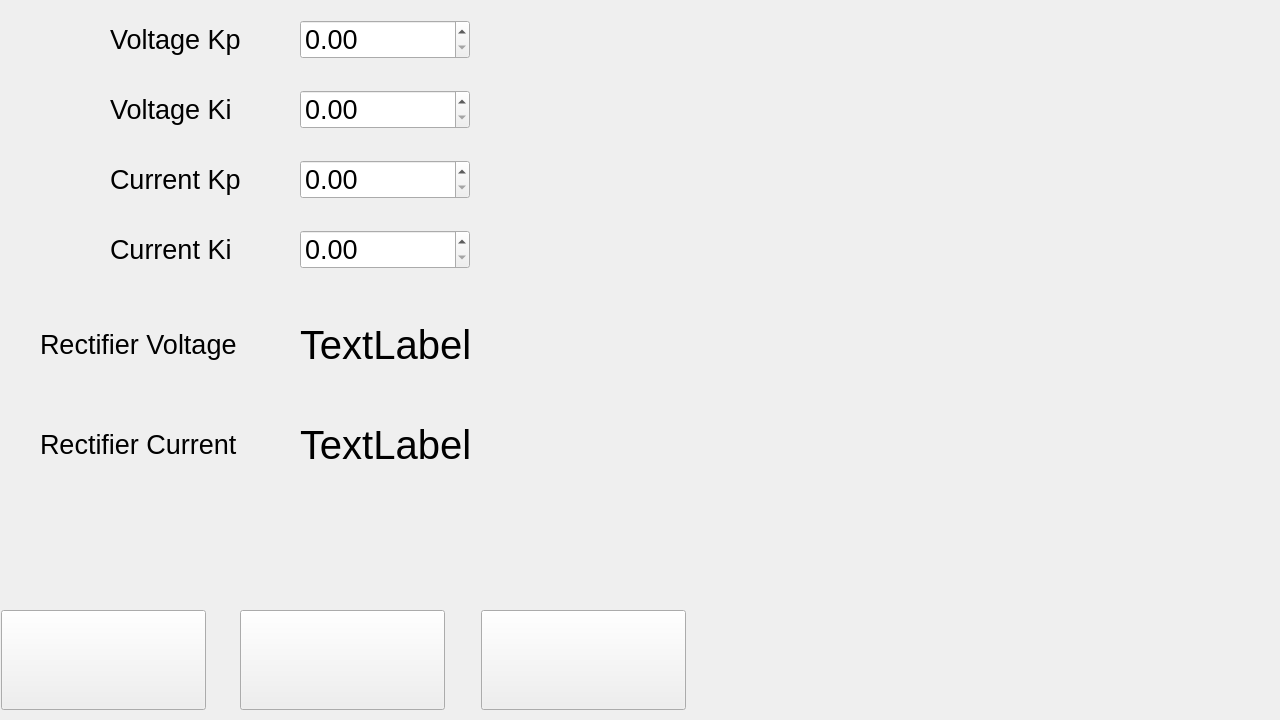
Qt form mainwindow.ui (solarpieter/SP515_Display_2) before a commit.
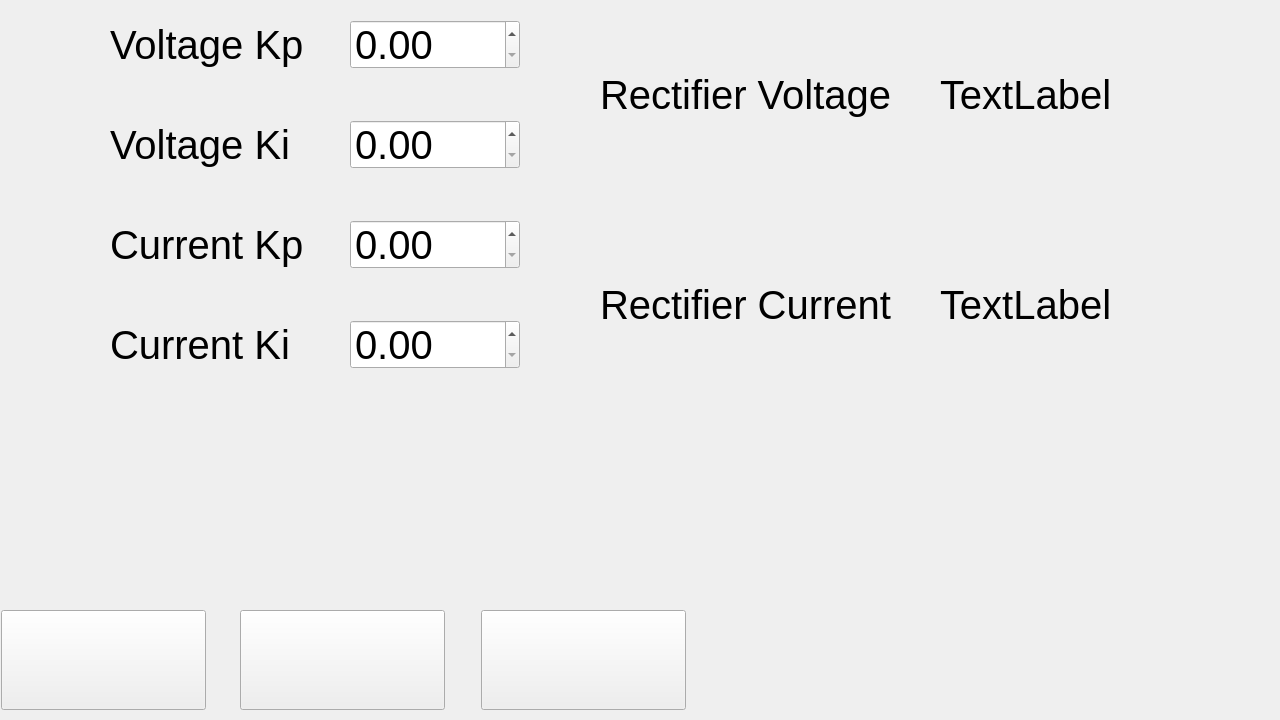
The same form after that commit. Icons and pictures are not drawn. Custom widgets are drawn as their Qt base class.

Commit message: PID values added to pid page

Diff of the .ui file:
```diff
--- a/mainwindow.ui
+++ b/mainwindow.ui
@@ -3263,13 +3263,13 @@
        <rect>
         <x>110</x>
         <y>20</y>
-        <width>150</width>
-        <height>39</height>
+        <width>221</width>
+        <height>49</height>
        </rect>
       </property>
       <property name="font">
        <font>
-        <pointsize>20</pointsize>
+        <pointsize>30</pointsize>
        </font>
       </property>
       <property name="text">
@@ -3280,14 +3280,14 @@
       <property name="geometry">
        <rect>
         <x>110</x>
-        <y>90</y>
-        <width>150</width>
-        <height>39</height>
+        <y>120</y>
+        <width>221</width>
+        <height>49</height>
        </rect>
       </property>
       <property name="font">
        <font>
-        <pointsize>20</pointsize>
+        <pointsize>30</pointsize>
        </font>
       </property>
       <property name="text">
@@ -3298,14 +3298,14 @@
       <property name="geometry">
        <rect>
         <x>110</x>
-        <y>160</y>
-        <width>150</width>
-        <height>39</height>
+        <y>220</y>
+        <width>221</width>
+        <height>49</height>
        </rect>
       </property>
       <property name="font">
        <font>
-        <pointsize>20</pointsize>
+        <pointsize>30</pointsize>
        </font>
       </property>
       <property name="text">
@@ -3316,14 +3316,14 @@
       <property name="geometry">
        <rect>
         <x>110</x>
-        <y>230</y>
-        <width>150</width>
-        <height>39</height>
+        <y>320</y>
+        <width>221</width>
+        <height>49</height>
        </rect>
       </property>
       <property name="font">
        <font>
-        <pointsize>20</pointsize>
+        <pointsize>30</pointsize>
        </font>
       </property>
       <property name="text">
@@ -3333,75 +3333,75 @@
      <widget class="QDoubleSpinBox" name="doubleSpinBox_voltagekp">
       <property name="geometry">
        <rect>
-        <x>300</x>
+        <x>350</x>
         <y>20</y>
         <width>170</width>
-        <height>39</height>
+        <height>49</height>
        </rect>
       </property>
       <property name="font">
        <font>
-        <pointsize>20</pointsize>
+        <pointsize>30</pointsize>
        </font>
       </property>
      </widget>
      <widget class="QDoubleSpinBox" name="doubleSpinBox_voltageki">
       <property name="geometry">
        <rect>
-        <x>300</x>
-        <y>90</y>
+        <x>350</x>
+        <y>120</y>
         <width>170</width>
-        <height>39</height>
+        <height>49</height>
        </rect>
       </property>
       <property name="font">
        <font>
-        <pointsize>20</pointsize>
+        <pointsize>30</pointsize>
        </font>
       </property>
      </widget>
      <widget class="QDoubleSpinBox" name="doubleSpinBox_currentkp">
       <property name="geometry">
        <rect>
-        <x>300</x>
-        <y>160</y>
+        <x>350</x>
+        <y>220</y>
         <width>170</width>
-        <height>39</height>
+        <height>49</height>
        </rect>
       </property>
       <property name="font">
        <font>
-        <pointsize>20</pointsize>
+        <pointsize>30</pointsize>
        </font>
       </property>
      </widget>
      <widget class="QDoubleSpinBox" name="doubleSpinBox">
       <property name="geometry">
        <rect>
-        <x>300</x>
-        <y>230</y>
+        <x>350</x>
+        <y>320</y>
         <width>170</width>
-        <height>39</height>
+        <height>49</height>
        </rect>
       </property>
       <property name="font">
        <font>
-        <pointsize>20</pointsize>
+        <pointsize>30</pointsize>
        </font>
       </property>
      </widget>
      <widget class="QLabel" name="label_rectifier_voltage4">
       <property name="geometry">
        <rect>
-        <x>40</x>
-        <y>320</y>
-        <width>210</width>
+        <x>600</x>
+        <y>70</y>
+        <width>301</width>
         <height>49</height>
        </rect>
       </property>
       <property name="font">
        <font>
-        <pointsize>20</pointsize>
+        <pointsize>30</pointsize>
        </font>
       </property>
       <property name="text">
@@ -3411,8 +3411,8 @@
      <widget class="QLabel" name="label_rectifier_voltage5">
       <property name="geometry">
        <rect>
-        <x>300</x>
-        <y>320</y>
+        <x>940</x>
+        <y>70</y>
         <width>250</width>
         <height>49</height>
        </rect>
@@ -3429,15 +3429,15 @@
      <widget class="QLabel" name="label_rectifier_current6">
       <property name="geometry">
        <rect>
-        <x>40</x>
-        <y>420</y>
-        <width>210</width>
+        <x>600</x>
+        <y>280</y>
+        <width>301</width>
         <height>49</height>
        </rect>
       </property>
       <property name="font">
        <font>
-        <pointsize>20</pointsize>
+        <pointsize>30</pointsize>
        </font>
       </property>
       <property name="text">
@@ -3447,8 +3447,8 @@
      <widget class="QLabel" name="label_rectifier_current4">
       <property name="geometry">
        <rect>
-        <x>300</x>
-        <y>420</y>
+        <x>940</x>
+        <y>280</y>
         <width>250</width>
         <height>49</height>
        </rect>
```
Left out of the diff: 2 changed lines with no effect on the pictures.
